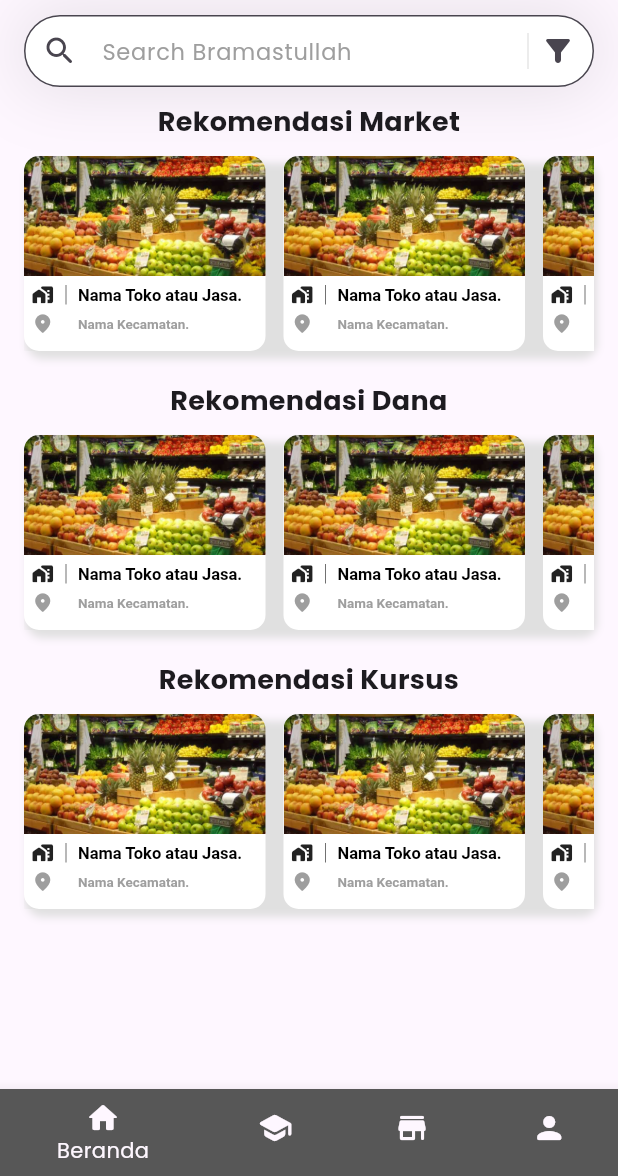
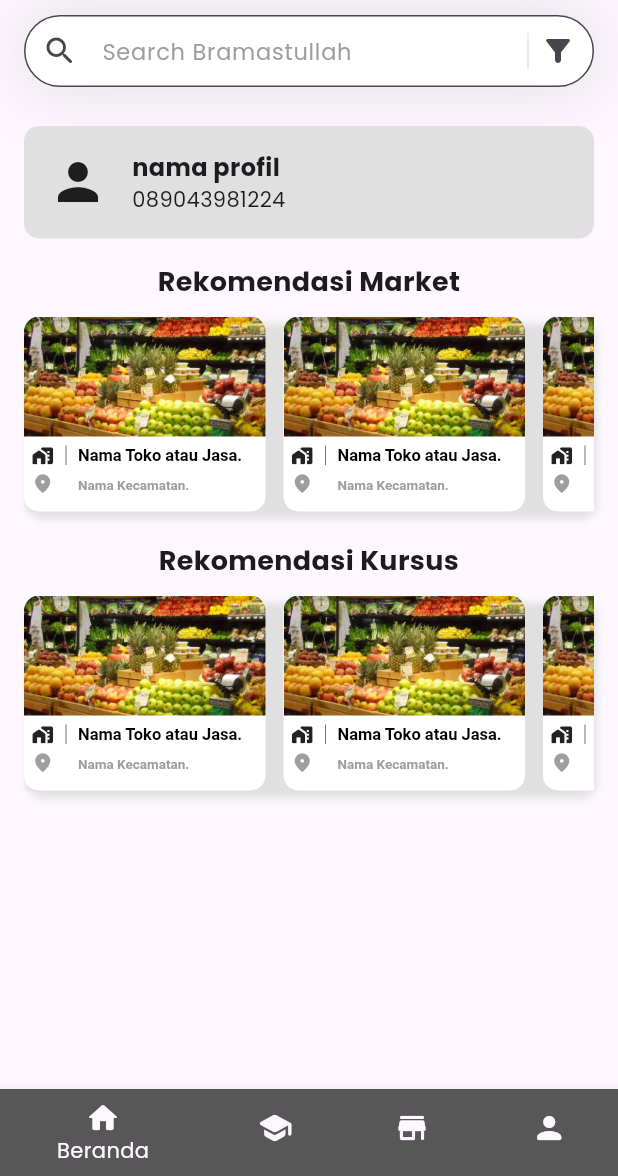
Before and after one commit to HafuTofu/dpbo-kuda, a Flutter app: the Home screen opened directly with empty values, on a phone screen of 412 x 824 dp, the part 60-1236 px from its top. Run offline on Flutter 3.47's test engine with Material 3 defaults, Android fonts, the phone set to English and light mode, and no system bars; our stand-ins replace sqflite; accounts and stored records are empty; generated files the repository leaves out were written again.

Commit message:
23 desember

```diff
--- a/lib/dashboard.dart
+++ b/lib/dashboard.dart
@@ -72,6 +72,35 @@ class _DashboardState extends State<Dashboard> {
                     )),
               ),
             ),
+
+            Container(
+              margin: EdgeInsets.all(16),
+              padding: EdgeInsets.all(16),
+              decoration: BoxDecoration(
+                color: Colors.grey[300],
+                borderRadius: BorderRadius.circular(10),
+              ),
+              child: Row(
+                children: [
+                  Icon(Icons.person, size: 40),
+                  SizedBox(width: 16),
+                  Column(
+                    crossAxisAlignment: CrossAxisAlignment.start,
+                    children: [
+                      Text(
+                        'nama profil',
+                        style: TextStyle(
+                          fontSize: 16,
+                          fontWeight: FontWeight.bold,
+                        ),
+                      ),
+                      Text('089043981224'),
+                    ],
+                  ),
+                ],
+              ),
+            ),
+
             Padding(
               padding: const EdgeInsets.symmetric(horizontal: 16.0),
               child: Column(
@@ -81,18 +110,6 @@ class _DashboardState extends State<Dashboard> {
                         child: Text(
                       textAlign: TextAlign.center,
                       'Rekomendasi Market',
-                      style: TextStyle(
-                        fontSize: 18,
-                        fontWeight: FontWeight.bold,
-                      ),
-                    )),
-                    const SizedBox(height: 10),
-                    appslider(),
-                    const SizedBox(height: 20),
-                    const Center(
-                        child: Text(
-                      textAlign: TextAlign.center,
-                      'Rekomendasi Dana',
                       style: TextStyle(
                         fontSize: 18,
                         fontWeight: FontWeight.bold,
```
